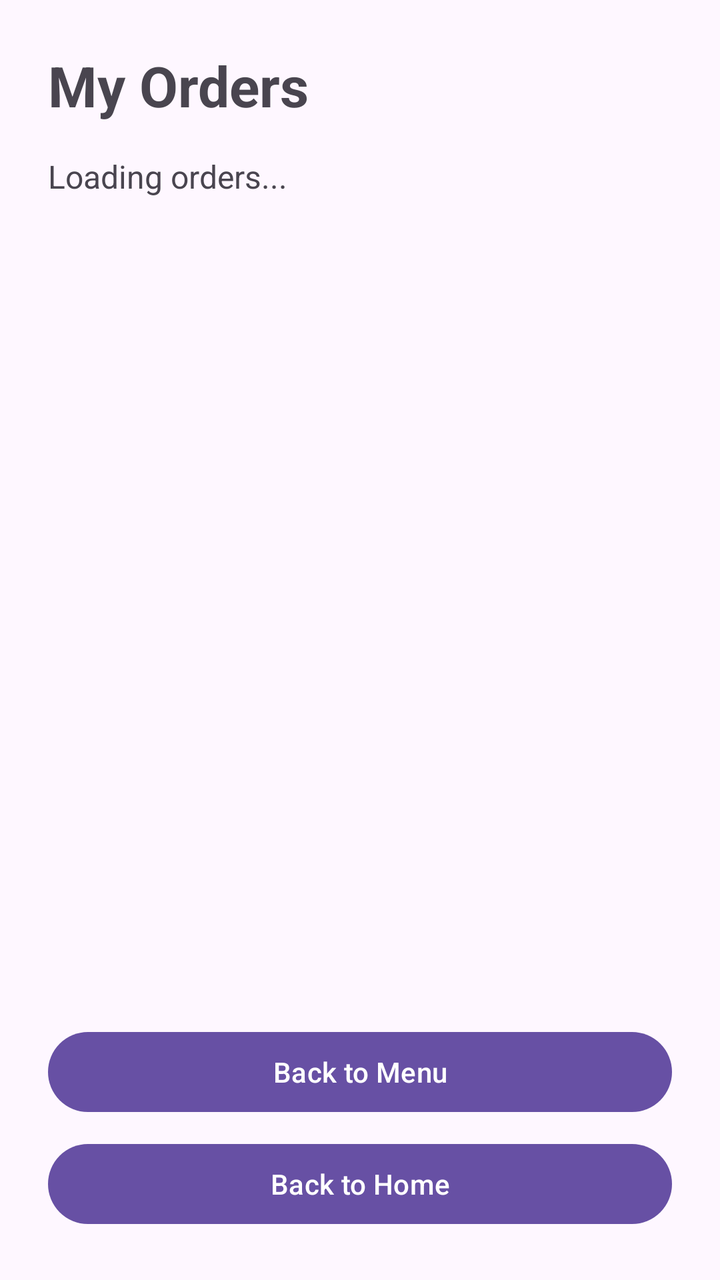
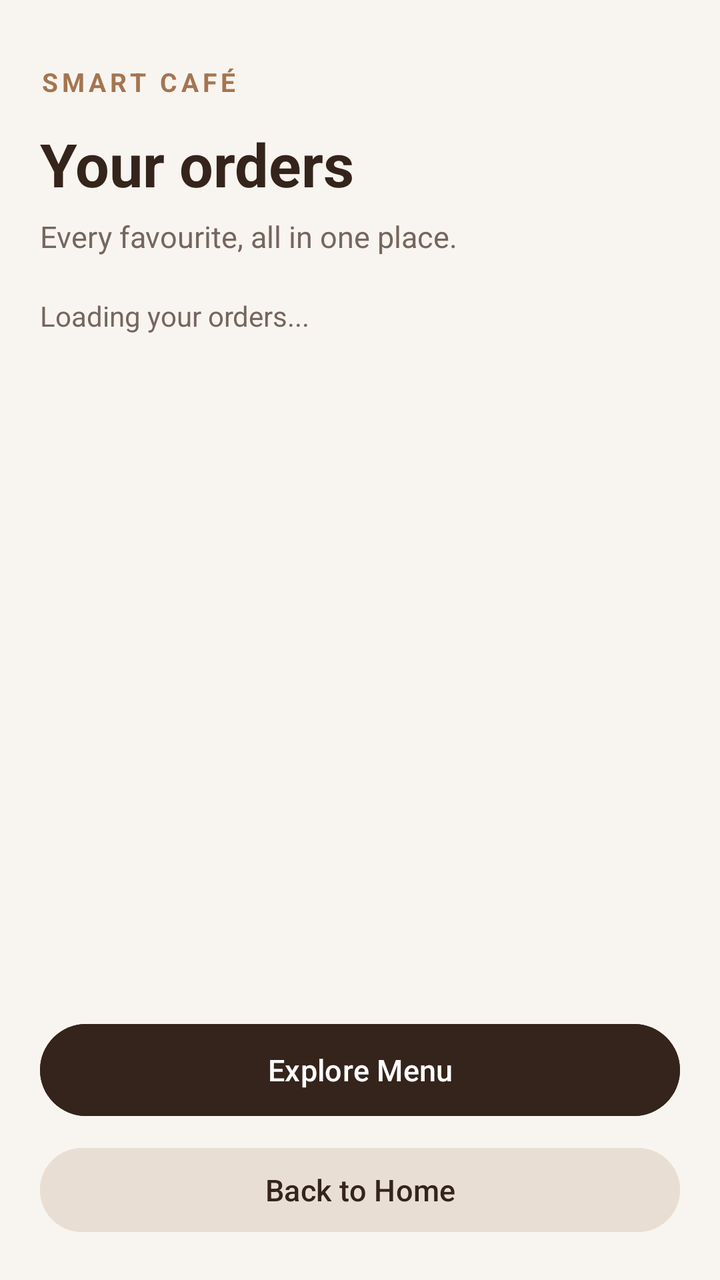

Screens rendered from an Android XML layout before and after an edit, with the pre-edit source and the edit as a unified diff.
<!-- AndroidManifest.xml: application theme Theme.SmartCafeCustomer -->
<!-- res/layout/activity_order_history.xml -->
<?xml version="1.0" encoding="utf-8"?>
<LinearLayout
    xmlns:android="http://schemas.android.com/apk/res/android"
    android:id="@+id/main"
    android:layout_width="match_parent"
    android:layout_height="match_parent"
    android:orientation="vertical"
    android:padding="24dp">

    <TextView
        android:layout_width="match_parent"
        android:layout_height="wrap_content"
        android:text="My Orders"
        android:textSize="28sp"
        android:textStyle="bold"
        android:layout_marginBottom="16dp" />

    <TextView
        android:id="@+id/textOrderStatus"
        android:layout_width="match_parent"
        android:layout_height="wrap_content"
        android:text="Loading orders..."
        android:textSize="16sp"
        android:layout_marginBottom="12dp" />

    <ScrollView
        android:layout_width="match_parent"
        android:layout_height="0dp"
        android:layout_weight="1">

        <LinearLayout
            android:id="@+id/ordersContainer"
            android:layout_width="match_parent"
            android:layout_height="wrap_content"
            android:orientation="vertical" />

    </ScrollView>

    <Button
        android:id="@+id/buttonBackToMenu"
        android:layout_width="match_parent"
        android:layout_height="wrap_content"
        android:minHeight="48dp"
        android:text="Back to Menu" />

    <Button
        android:id="@+id/buttonBackToDashboard"
        android:layout_width="match_parent"
        android:layout_height="wrap_content"
        android:minHeight="48dp"
        android:layout_marginTop="8dp"
        android:text="Back to Home" />


</LinearLayout>
<!-- resources referenced by this layout -->
<resources>
  <style name="Theme.SmartCafeCustomer" parent="Base.Theme.SmartCafeCustomer" />
  <style name="Base.Theme.SmartCafeCustomer" parent="Theme.Material3.DayNight.NoActionBar">
          
          
      </style>
</resources>

<!-- the commit's change to res/layout/activity_order_history.xml (unified diff, before → after) -->
@@ -4,52 +4,87 @@
     android:id="@+id/main"
     android:layout_width="match_parent"
     android:layout_height="match_parent"
+    android:background="#F8F5F0"
     android:orientation="vertical"
-    android:padding="24dp">
+    android:padding="20dp">
+
+    
+    <TextView
+        android:layout_width="match_parent"
+        android:layout_height="wrap_content"
+        android:layout_marginTop="12dp"
+        android:text="SMART CAFÉ"
+        android:textColor="#A57550"
+        android:textSize="13sp"
+        android:textStyle="bold"
+        android:letterSpacing="0.15"/>
 
     <TextView
         android:layout_width="match_parent"
         android:layout_height="wrap_content"
-        android:text="My Orders"
-        android:textSize="28sp"
-        android:textStyle="bold"
-        android:layout_marginBottom="16dp" />
+        android:layout_marginTop="12dp"
+        android:text="Your orders"
+        android:textColor="#35241C"
+        android:textSize="30sp"
+        android:textStyle="bold"/>
 
+    <TextView
+        android:layout_width="match_parent"
+        android:layout_height="wrap_content"
+        android:layout_marginTop="6dp"
+        android:text="Every favourite, all in one place."
+        android:textColor="#75665E"
+        android:textSize="15sp"/>
+
+    
     <TextView
         android:id="@+id/textOrderStatus"
         android:layout_width="match_parent"
         android:layout_height="wrap_content"
-        android:text="Loading orders..."
-        android:textSize="16sp"
-        android:layout_marginBottom="12dp" />
+        android:layout_marginTop="20dp"
+        android:layout_marginBottom="12dp"
+        android:text="Loading your orders..."
+        android:textColor="#75665E"
+        android:textSize="14sp"
+        android:accessibilityLiveRegion="polite"/>
 
+    
     <ScrollView
         android:layout_width="match_parent"
         android:layout_height="0dp"
-        android:layout_weight="1">
+        android:layout_weight="1"
+        android:fillViewport="true">
 
         <LinearLayout
             android:id="@+id/ordersContainer"
             android:layout_width="match_parent"
             android:layout_height="wrap_content"
-            android:orientation="vertical" />
-
+            android:orientation="vertical"
+            android:paddingTop="6dp"
+            android:paddingBottom="12dp"/>
     </ScrollView>
 
+    
     <Button
         android:id="@+id/buttonBackToMenu"
         android:layout_width="match_parent"
-        android:layout_height="wrap_content"
-        android:minHeight="48dp"
-        android:text="Back to Menu" />
+        android:layout_height="54dp"
+        android:layout_marginTop="8dp"
+        android:backgroundTint="#35241C"
+        android:text="Explore Menu"
+        android:textAllCaps="false"
+        android:textColor="#FFFFFF"
+        android:textSize="15sp"/>
 
     <Button
         android:id="@+id/buttonBackToDashboard"
         android:layout_width="match_parent"
-        android:layout_height="wrap_content"
-        android:minHeight="48dp"
+        android:layout_height="50dp"
         android:layout_marginTop="8dp"
-        android:text="Back to Home" />
-
+        android:backgroundTint="#E9DED3"
+        android:text="Back to Home"
+        android:textAllCaps="false"
+        android:textColor="#35241C"
+        android:textSize="15sp"/>
 
 </LinearLayout>
